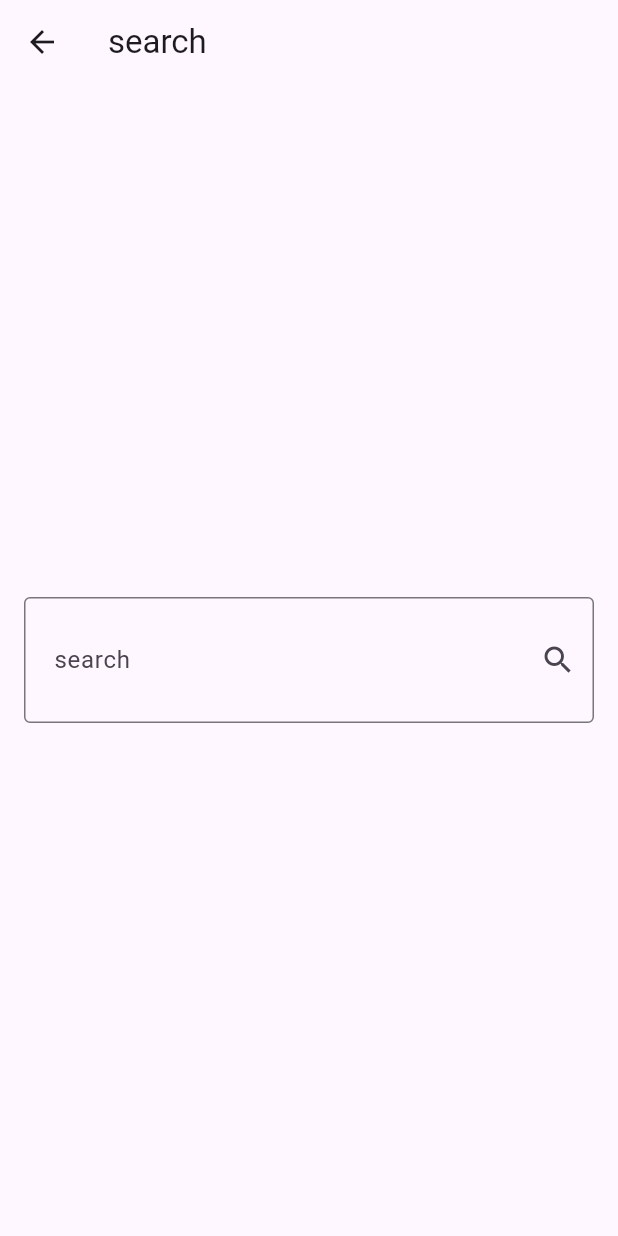
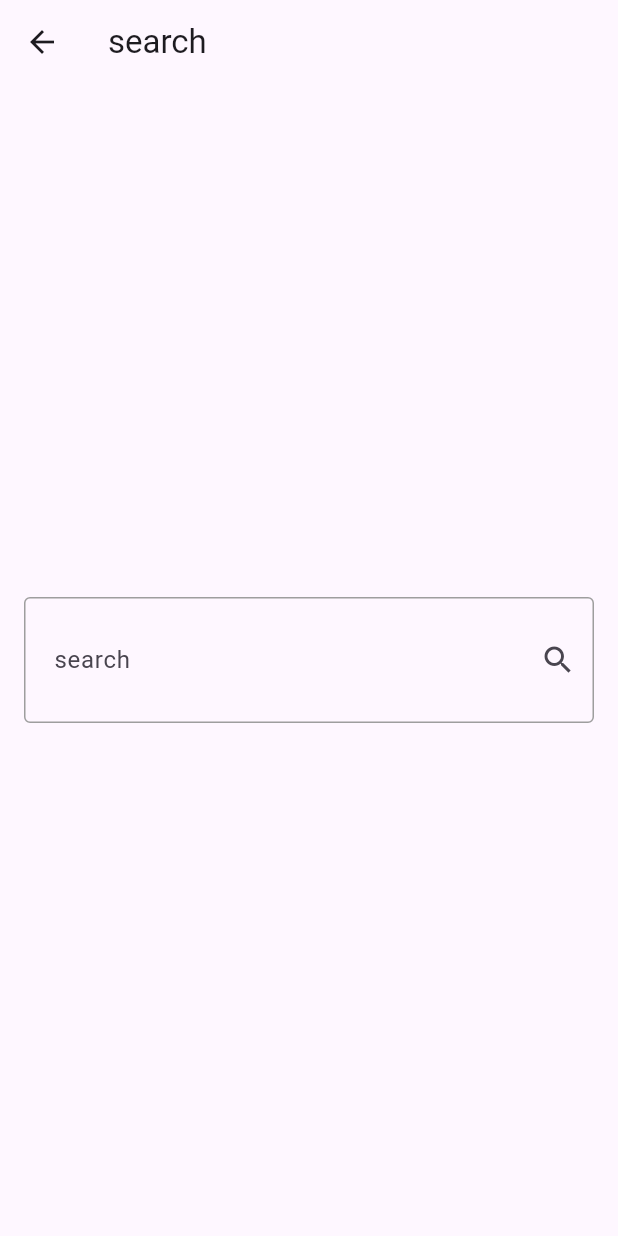
Before and after one commit to RanaAshraf20/weather_app_v2, a Flutter app: the SearchView screen opened directly, on a phone screen of 412 x 824 dp. Run offline on Flutter 3.47's test engine with Material 3 defaults, Android fonts, the phone set to English and light mode, and no system bars; our stand-ins replace cached_network_image, dio, flutter_bloc.

Commit message:
add enabled border so the border remain grey and when theme change before touch it stay grey and the enabled norder only chances when the theme change

```diff
--- a/lib/views/search_view.dart
+++ b/lib/views/search_view.dart
@@ -32,7 +32,10 @@ class SearchView extends StatelessWidget {
                   hintStyle: const TextStyle(color: Colors.grey),
                   border: OutlineInputBorder(
                       borderRadius: BorderRadius.circular(4),
-                      borderSide: const BorderSide(color: Colors.grey))),
+                      borderSide: const BorderSide(color: Colors.grey),),
+                      enabledBorder:OutlineInputBorder(
+                      borderRadius: BorderRadius.circular(4),
+                      borderSide: const BorderSide(color: Colors.grey),),)
             ),
           ),
         ));
```
